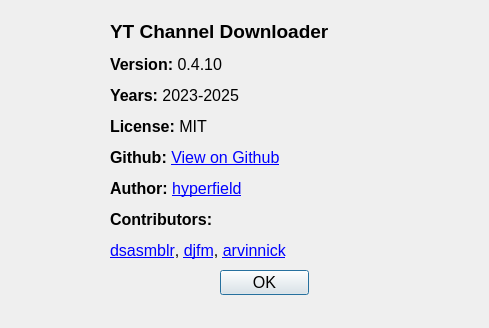
First picture: the form in ui/about.ui, repository hyperfield/yt-channel-downloader, before the edit.
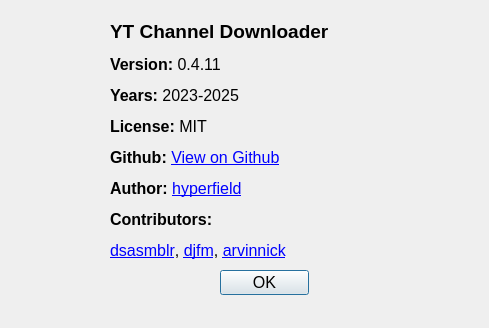
Second picture: the form after the edit. Icons and pictures are not drawn.

```diff
--- a/ui/about.ui
+++ b/ui/about.ui
@@ -29,7 +29,7 @@
     </rect>
    </property>
    <property name="text">
-    <string>&lt;html&gt;&lt;head&gt;&lt;title&gt;About&lt;/title&gt;&lt;/head&gt;&lt;body&gt;&lt;h3 style=&quot; margin-top:14px; margin-bottom:12px; margin-left:0px; margin-right:0px; -qt-block-indent:0; text-indent:0px;&quot;&gt;&lt;span style=&quot; font-size:large; font-weight:700;&quot;&gt;YT Channel Downloader&lt;/span&gt;&lt;/h3&gt;&lt;p&gt;&lt;span style=&quot; font-weight:700;&quot;&gt;Version:&lt;/span&gt; 0.4.10&lt;/p&gt;&lt;p&gt;&lt;span style=&quot; font-weight:700;&quot;&gt;Years: &lt;/span&gt;2023-2025&lt;/p&gt;&lt;p&gt;&lt;span style=&quot; font-weight:700;&quot;&gt;License: &lt;/span&gt;MIT &lt;/p&gt;&lt;p&gt;&lt;span style=&quot; font-weight:700;&quot;&gt;Github: &lt;/span&gt;&lt;a href=&quot;https://github.com/hyperfield/yt-channel-downloader&quot;&gt;&lt;span style=&quot; text-decoration: underline; color:#0000ff;&quot;&gt;View on Github&lt;/span&gt;&lt;/a&gt;&lt;/p&gt;&lt;p&gt;&lt;span style=&quot; font-weight:700;&quot;&gt;Author: &lt;/span&gt;&lt;a href=&quot;mailto:info@quicknode.net&quot;&gt;&lt;span style=&quot; text-decoration: underline; color:#0000ff;&quot;&gt;hyperfield&lt;/span&gt;&lt;/a&gt;&lt;/p&gt;&lt;p&gt;&lt;span style=&quot; font-weight:700;&quot;&gt;Contributors: &lt;/span&gt;&lt;p&gt;
+    <string>&lt;html&gt;&lt;head&gt;&lt;title&gt;About&lt;/title&gt;&lt;/head&gt;&lt;body&gt;&lt;h3 style=&quot; margin-top:14px; margin-bottom:12px; margin-left:0px; margin-right:0px; -qt-block-indent:0; text-indent:0px;&quot;&gt;&lt;span style=&quot; font-size:large; font-weight:700;&quot;&gt;YT Channel Downloader&lt;/span&gt;&lt;/h3&gt;&lt;p&gt;&lt;span style=&quot; font-weight:700;&quot;&gt;Version:&lt;/span&gt; 0.4.11&lt;/p&gt;&lt;p&gt;&lt;span style=&quot; font-weight:700;&quot;&gt;Years: &lt;/span&gt;2023-2025&lt;/p&gt;&lt;p&gt;&lt;span style=&quot; font-weight:700;&quot;&gt;License: &lt;/span&gt;MIT &lt;/p&gt;&lt;p&gt;&lt;span style=&quot; font-weight:700;&quot;&gt;Github: &lt;/span&gt;&lt;a href=&quot;https://github.com/hyperfield/yt-channel-downloader&quot;&gt;&lt;span style=&quot; text-decoration: underline; color:#0000ff;&quot;&gt;View on Github&lt;/span&gt;&lt;/a&gt;&lt;/p&gt;&lt;p&gt;&lt;span style=&quot; font-weight:700;&quot;&gt;Author: &lt;/span&gt;&lt;a href=&quot;mailto:info@quicknode.net&quot;&gt;&lt;span style=&quot; text-decoration: underline; color:#0000ff;&quot;&gt;hyperfield&lt;/span&gt;&lt;/a&gt;&lt;/p&gt;&lt;p&gt;&lt;span style=&quot; font-weight:700;&quot;&gt;Contributors: &lt;/span&gt;&lt;p&gt;
   &lt;a href=&quot;https://github.com/dsasmblr&quot; style=&quot;text-decoration: underline; color: #0000ff;&quot;&gt;dsasmblr&lt;/a&gt;, 
   &lt;a href=&quot;https://github.com/djfm&quot; style=&quot;text-decoration: underline; color: #0000ff;&quot;&gt;djfm&lt;/a&gt;, 
   &lt;a href=&quot;https://github.com/arvinnick&quot; style=&quot;text-decoration: underline; color: #0000ff;&quot;&gt;arvinnick&lt;/a&gt;
```
